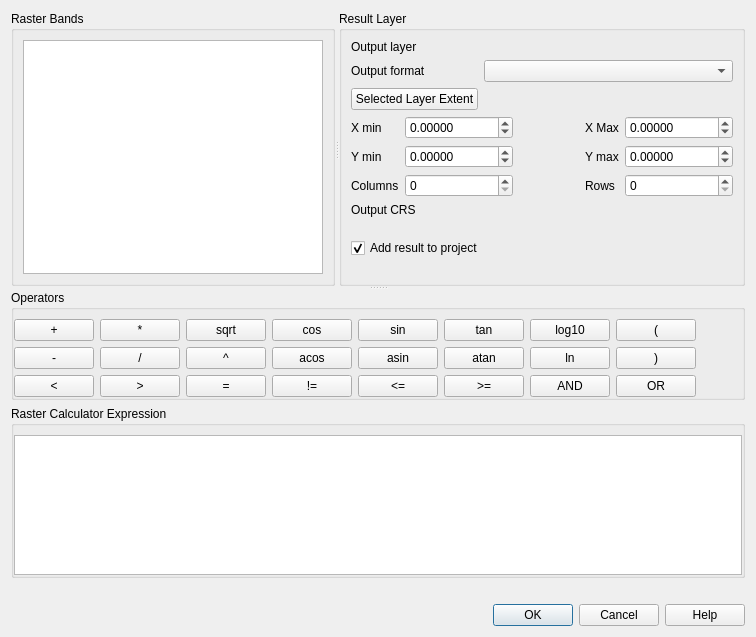
Qt form src/ui/qgsrastercalcdialogbase.ui (qgis/QGIS) before a commit.
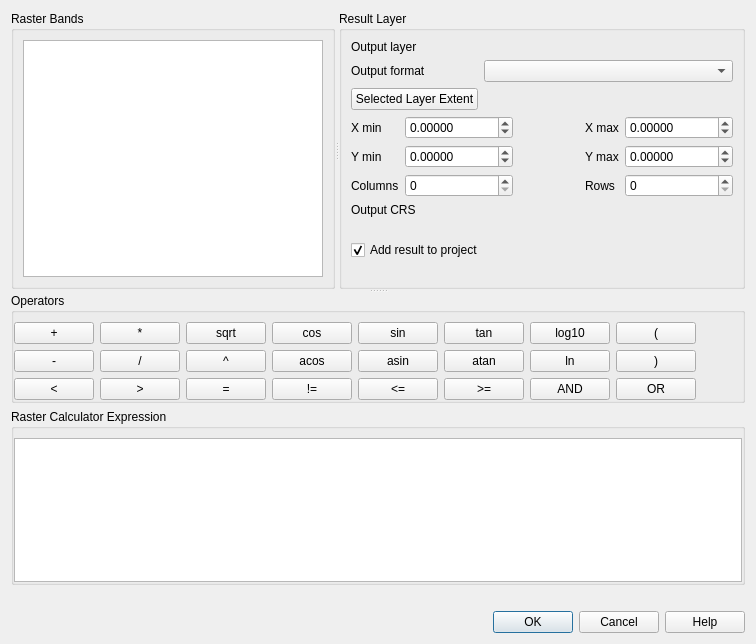
The same form after that commit. Custom widgets are drawn as their Qt base class.

```diff
--- a/src/ui/qgsrastercalcdialogbase.ui
+++ b/src/ui/qgsrastercalcdialogbase.ui
@@ -7,7 +7,7 @@
     <x>0</x>
     <y>0</y>
     <width>756</width>
-    <height>637</height>
+    <height>644</height>
    </rect>
   </property>
   <property name="windowTitle">
@@ -84,7 +84,7 @@
           <item row="1" column="3">
            <widget class="QLabel" name="mXMaxLabel">
             <property name="text">
-             <string>X Max</string>
+             <string>X max</string>
             </property>
            </widget>
           </item>
```
Left out of the diff: 2 changed lines with no effect on the pictures.
